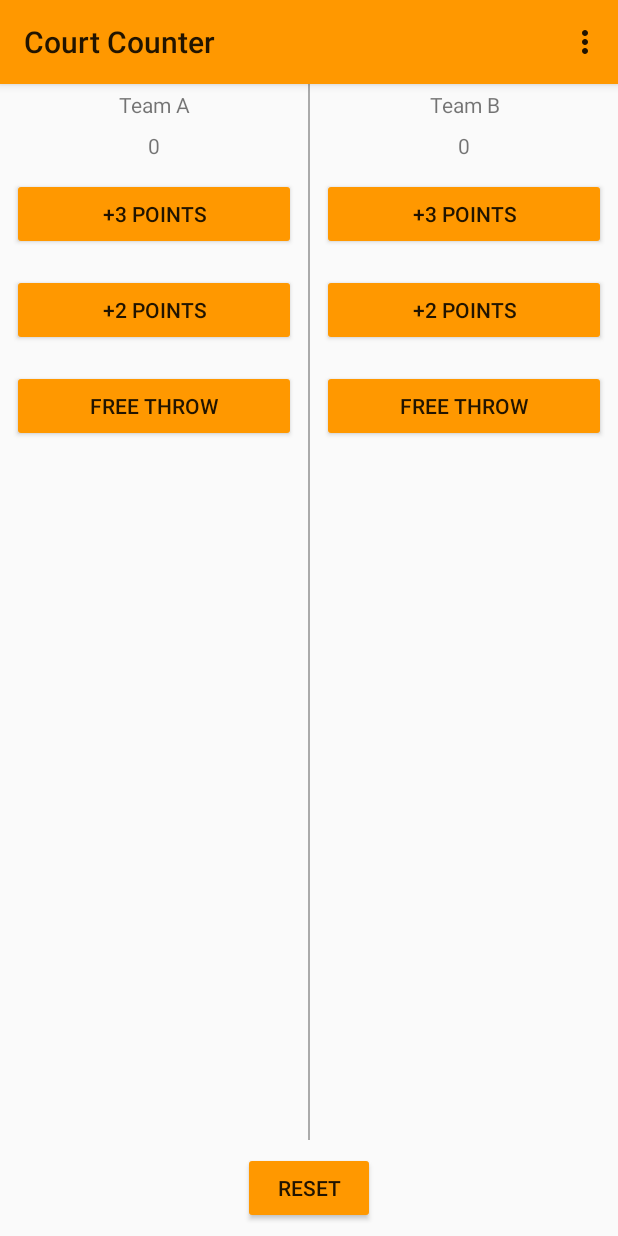
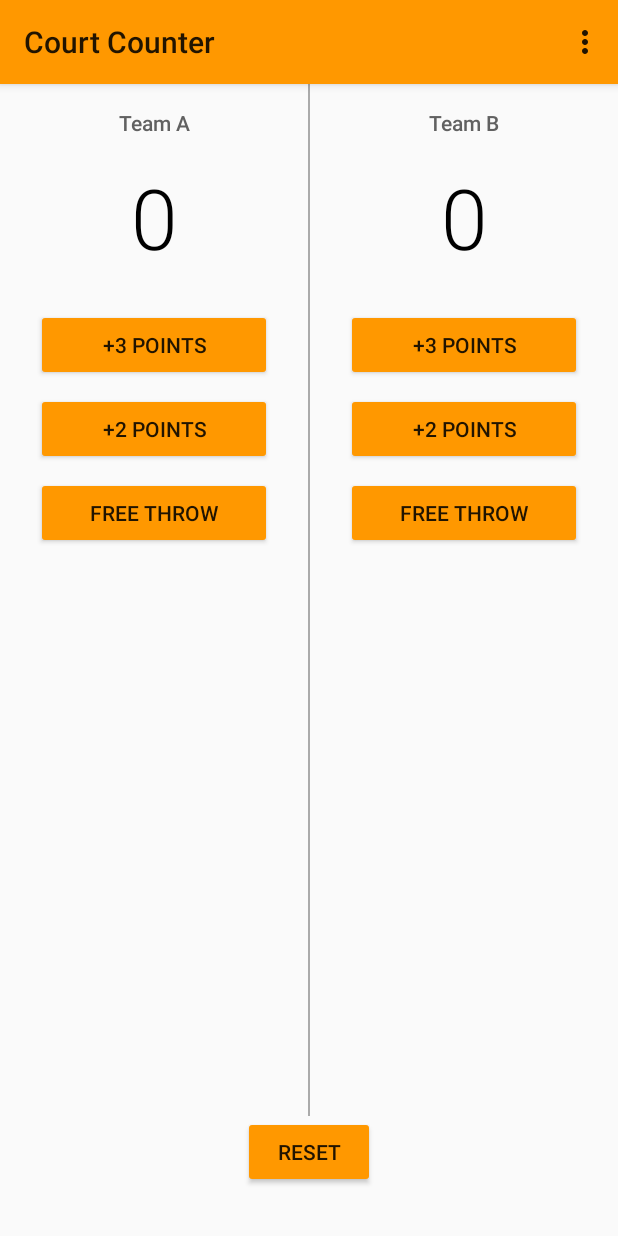
Before and after one commit to Ucamo/CourtCounter, an Android app: the screen it shows after launch (MainActivity), on a phone screen of 412 x 824 dp. Run offline under Robolectric (Android 15) with nearby library versions, the phone set to English and light mode, and no system bars.

Commit message:
style the app so now it looks pretty

```diff
--- a/app/src/main/res/layout/activity_main.xml
+++ b/app/src/main/res/layout/activity_main.xml
@@ -18,32 +18,44 @@
         android:layout_width="match_parent"
         android:layout_height="wrap_content"
         android:text="Team A"
+        android:textSize="14sp"
+        android:textColor="#616161"
+        android:fontFamily="sans-serif-medium"
         android:gravity="center_horizontal"
-        android:padding="4dp"/>
+        android:padding="16dp"/>
     <TextView
         android:layout_width="match_parent"
         android:layout_height="wrap_content"
         android:text="0"
+        android:textSize="56sp"
+        android:textColor="#000000"
+        android:fontFamily="sans-serif-light"
         android:gravity="center_horizontal"
-        android:padding="4dp"
+        android:layout_marginBottom="24dp"
         android:id="@+id/team_a_score"/>
     <Button
         android:layout_width="match_parent"
         android:layout_height="wrap_content"
         android:text="+3 Points"
-        android:layout_margin="8dp"
+        android:layout_marginRight="24dp"
+        android:layout_marginLeft="24dp"
+        android:layout_marginBottom="8dp"
         android:onClick="add3PointsForTeamA"/>
     <Button
         android:layout_width="match_parent"
         android:layout_height="wrap_content"
         android:text="+2 Points"
-        android:layout_margin="8dp"
+        android:layout_marginRight="24dp"
+        android:layout_marginLeft="24dp"
+        android:layout_marginBottom="8dp"
         android:onClick="add2PointsForTeamA"/>
     <Button
         android:layout_width="match_parent"
         android:layout_height="wrap_content"
         android:text="Free Throw"
-        android:layout_margin="8dp"
+        android:layout_marginRight="24dp"
+        android:layout_marginLeft="24dp"
+        android:layout_marginBottom="8dp"
         android:onClick="add1PointsForTeamA"/>
 </LinearLayout>
     <View
@@ -59,32 +71,44 @@
             android:layout_width="match_parent"
             android:layout_height="wrap_content"
             android:text="Team B"
+            android:textSize="14sp"
+            android:textColor="#616161"
+            android:fontFamily="sans-serif-medium"
             android:gravity="center_horizontal"
-            android:padding="4dp"/>
+            android:padding="16dp"/>
         <TextView
             android:layout_width="match_parent"
             android:layout_height="wrap_content"
             android:text="0"
+            android:textSize="56sp"
+            android:textColor="#000000"
+            android:fontFamily="sans-serif-light"
             android:gravity="center_horizontal"
-            android:padding="4dp"
+            android:layout_marginBottom="24dp"
             android:id="@+id/team_b_score"/>
         <Button
             android:layout_width="match_parent"
             android:layout_height="wrap_content"
             android:text="+3 Points"
-            android:layout_margin="8dp"
+            android:layout_marginRight="24dp"
+            android:layout_marginLeft="24dp"
+            android:layout_marginBottom="8dp"
             android:onClick="add3PointsForTeamB"/>
         <Button
             android:layout_width="match_parent"
             android:layout_height="wrap_content"
             android:text="+2 Points"
-            android:layout_margin="8dp"
+            android:layout_marginRight="24dp"
+            android:layout_marginLeft="24dp"
+            android:layout_marginBottom="8dp"
             android:onClick="add2PointsForTeamB"/>
         <Button
             android:layout_width="match_parent"
             android:layout_height="wrap_content"
             android:text="Free Throw"
-            android:layout_margin="8dp"
+            android:layout_marginRight="24dp"
+            android:layout_marginLeft="24dp"
+            android:layout_marginBottom="8dp"
             android:onClick="add1PointsForTeamB"/>
     </LinearLayout>
 </LinearLayout>
@@ -94,6 +118,6 @@
         android:layout_width="wrap_content"
         android:layout_height="wrap_content"
         android:text="Reset"
-        android:layout_margin="8dp"
+        android:layout_marginBottom="32dp"
         android:onClick="resetScore"/>
 </LinearLayout>
```
